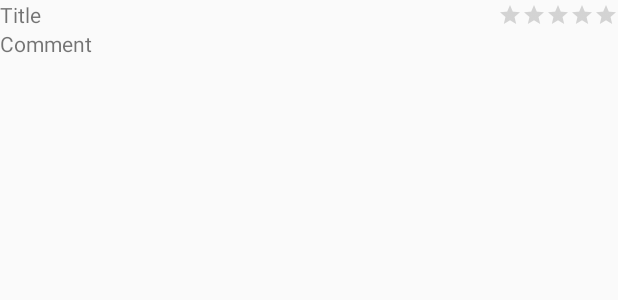
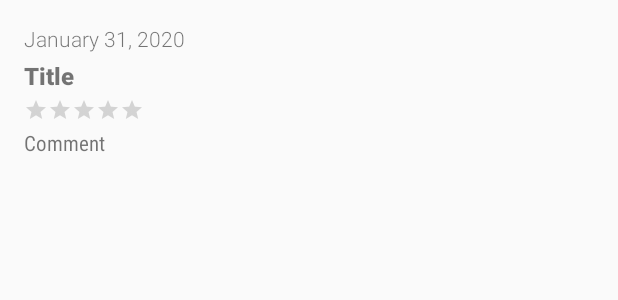
Before and after one commit to Massita/GetYourGuide, an Android app: the layout review_item.xml on its own in the app's theme, with its tools: preview values and no code run, on a phone screen of 412 x 824 dp. Shown: the top 300 px of the screen. Run offline under Robolectric (Android 15) with nearby library versions, the phone set to English and light mode, and no system bars.

Commit message:
Adding styles to texts

```diff
--- a/app/src/main/java/com/massita/getyourguide/ui/adapter/ReviewsAdapter.kt
+++ b/app/src/main/java/com/massita/getyourguide/ui/adapter/ReviewsAdapter.kt
@@ -8,7 +8,9 @@ import androidx.recyclerview.widget.DiffUtil
 import androidx.recyclerview.widget.RecyclerView
 import com.massita.getyourguide.R
 import com.massita.getyourguide.model.Review
+import com.massita.getyourguide.util.setTextOrGone
 import kotlinx.android.synthetic.main.review_item.view.*
+import java.text.DateFormat
 
 class ReviewsAdapter : PagedListAdapter<Review, ReviewsAdapter.ViewHolder> (diffCallback) {
 
@@ -39,8 +41,9 @@ class ReviewsAdapter : PagedListAdapter<Review, ReviewsAdapter.ViewHolder> (diff
     class ViewHolder(itemView: View) : RecyclerView.ViewHolder(itemView) {
 
         fun bind(review: Review) {
-            itemView.reviewTitle.text = review.title
-            itemView.reviewComment.text = review.message
+            itemView.reviewTitle.setTextOrGone(review.title)
+            itemView.reviewComment.setTextOrGone(review.message)
+            itemView.reviewDate.setTextOrGone(DateFormat.getDateInstance(DateFormat.LONG).format(review.created))
             itemView.ratingBar.rating = review.rating.toFloat()
         }
 
--- /dev/null
+++ b/app/src/main/java/com/massita/getyourguide/util/ViewExtension.kt
@@ -0,0 +1,13 @@
+package com.massita.getyourguide.util
+
+import android.view.View
+import android.widget.TextView
+
+fun TextView.setTextOrGone(text: String?) {
+    if(text.isNullOrEmpty()) {
+        this.visibility = View.GONE
+    } else {
+        this.visibility = View.VISIBLE
+        this.text = text
+    }
+}
--- a/app/src/main/res/layout/review_item.xml
+++ b/app/src/main/res/layout/review_item.xml
@@ -4,36 +4,65 @@
     xmlns:app="http://schemas.android.com/apk/res-auto"
     android:orientation="vertical"
     android:layout_width="match_parent"
-    android:layout_height="wrap_content">
+    android:layout_height="wrap_content"
+    android:padding="@dimen/default_item_margin">
+
+    <TextView
+        android:id="@+id/reviewDate"
+        android:layout_width="0dp"
+        android:layout_height="wrap_content"
+        android:textSize="@dimen/default_text_size"
+        android:fontFamily="sans-serif-light"
+        app:layout_constraintTop_toTopOf="parent"
+        app:layout_constraintLeft_toLeftOf="parent"
+        app:layout_constraintRight_toRightOf="parent"
+        app:layout_constraintBottom_toTopOf="@id/reviewTitle"
+        tools:text="January 31, 2020"/>
 
     <TextView
         android:id="@+id/reviewTitle"
         android:layout_width="0dp"
         android:layout_height="wrap_content"
+        android:textStyle="bold"
+        android:textSize="@dimen/title_text_size"
+        android:maxLines="1"
+        android:ellipsize="end"
+        android:fontFamily="sans-serif-black"
+        android:layout_marginTop="@dimen/margin_small"
         app:layout_constraintLeft_toLeftOf="parent"
-        app:layout_constraintTop_toTopOf="parent"
-        app:layout_constraintRight_toLeftOf="@id/ratingBar"
+        app:layout_constraintTop_toBottomOf="@id/reviewDate"
+        app:layout_constraintRight_toRightOf="parent"
+        app:layout_constraintBottom_toTopOf="@id/ratingBar"
+        tools:text="Title"/>
+
+    <RatingBar
+        android:id="@+id/ratingBar"
+        style="?android:attr/ratingBarStyleSmall"
+        android:layout_width="wrap_content"
+        android:layout_height="wrap_content"
+        android:numStars="5"
+        android:layout_marginTop="@dimen/margin_small"
         app:layout_constraintBottom_toTopOf="@id/reviewComment"
-        tools:text="Title"/>
+        app:layout_constraintHorizontal_bias="0.0"
+        app:layout_constraintLeft_toLeftOf="parent"
+        app:layout_constraintRight_toRightOf="parent"
+        app:layout_constraintTop_toBottomOf="@id/reviewTitle" />
 
     <TextView
         android:id="@+id/reviewComment"
         android:layout_width="0dp"
         android:layout_height="wrap_content"
-        app:layout_constraintTop_toBottomOf="@id/reviewTitle"
+        android:textSize="@dimen/default_text_size"
+        android:maxLines="2"
+        android:ellipsize="end"
+        android:fontFamily="sans-serif-condensed"
+        android:layout_marginTop="@dimen/margin_small"
+        app:layout_constraintTop_toBottomOf="@id/ratingBar"
         app:layout_constraintLeft_toLeftOf="parent"
         app:layout_constraintRight_toRightOf="parent"
         app:layout_constraintBottom_toBottomOf="parent"
         tools:text="Comment"/>
 
-    <RatingBar
-        android:id="@+id/ratingBar"
-        android:layout_width="wrap_content"
-        android:layout_height="wrap_content"
-        style="?android:attr/ratingBarStyleSmall"
-        android:numStars="5"
-        app:layout_constraintRight_toRightOf="parent"
-        app:layout_constraintTop_toTopOf="parent"
-        app:layout_constraintLeft_toRightOf="@id/reviewTitle"
-        app:layout_constraintBottom_toTopOf="@id/reviewComment"/>
+    <!-- Reviewer data -->
+
 </androidx.constraintlayout.widget.ConstraintLayout>
--- a/app/src/main/res/values/colors.xml
+++ b/app/src/main/res/values/colors.xml
@@ -1,6 +1,6 @@
 <?xml version="1.0" encoding="utf-8"?>
 <resources>
-    <color name="colorPrimary">#008577</color>
-    <color name="colorPrimaryDark">#00574B</color>
-    <color name="colorAccent">#D81B60</color>
+    <color name="colorPrimary">#ff8c41</color>
+    <color name="colorPrimaryDark">#1a2a4a</color>
+    <color name="colorAccent">#ffd938</color>
 </resources>
--- /dev/null
+++ b/app/src/main/res/values/dimens.xml
@@ -0,0 +1,8 @@
+<?xml version="1.0" encoding="utf-8"?>
+<resources>
+    <dimen name="default_item_margin">16dp</dimen>
+    <dimen name="margin_small">4dp</dimen>
+    <dimen name="margin_medium">8dp</dimen>
+    <dimen name="title_text_size">16sp</dimen>
+    <dimen name="default_text_size">14sp</dimen>
+</resources>
```
